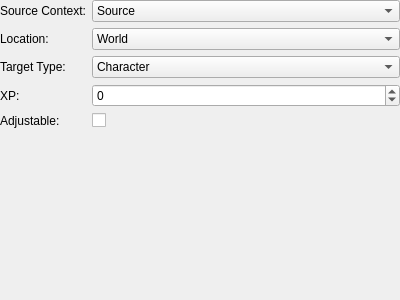
Before: the Qt Designer form tools/cathedral/ui/ActionGrantXP.ui in comphack/comp_hack, drawn with Qt 5.
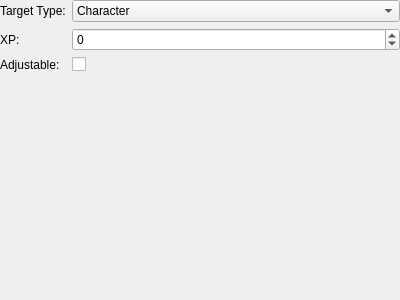
After: the same form once the commit is applied.

Commit message: Minimizing the base action UI

What changed in the file:
```diff
--- a/tools/cathedral/ui/ActionGrantXP.ui
+++ b/tools/cathedral/ui/ActionGrantXP.ui
@@ -29,70 +29,13 @@
       <enum>QFormLayout::AllNonFixedFieldsGrow</enum>
      </property>
      <item row="0" column="0">
-      <widget class="QLabel" name="lblSourceContext">
-       <property name="text">
-        <string>Source Context:</string>
-       </property>
-      </widget>
-     </item>
-     <item row="0" column="1">
-      <widget class="QComboBox" name="sourceContext">
-       <item>
-        <property name="text">
-         <string>Source</string>
-        </property>
-       </item>
-       <item>
-        <property name="text">
-         <string>Party</string>
-        </property>
-       </item>
-       <item>
-        <property name="text">
-         <string>All</string>
-        </property>
-       </item>
-      </widget>
-     </item>
-     <item row="1" column="0">
-      <widget class="QLabel" name="lblLocation">
-       <property name="text">
-        <string>Location:</string>
-       </property>
-      </widget>
-     </item>
-     <item row="1" column="1">
-      <widget class="QComboBox" name="location">
-       <item>
-        <property name="text">
-         <string>World</string>
-        </property>
-       </item>
-       <item>
-        <property name="text">
-         <string>Channel</string>
-        </property>
-       </item>
-       <item>
-        <property name="text">
-         <string>Instance</string>
-        </property>
-       </item>
-       <item>
-        <property name="text">
-         <string>Zone</string>
-        </property>
-       </item>
-      </widget>
-     </item>
-     <item row="2" column="0">
       <widget class="QLabel" name="lblTargetType">
        <property name="text">
         <string>Target Type:</string>
        </property>
       </widget>
      </item>
-     <item row="2" column="1">
+     <item row="0" column="1">
       <widget class="QComboBox" name="targetType">
        <item>
         <property name="text">
@@ -111,14 +54,14 @@
        </item>
       </widget>
      </item>
-     <item row="3" column="0">
+     <item row="1" column="0">
       <widget class="QLabel" name="lblXP">
        <property name="text">
         <string>XP:</string>
        </property>
       </widget>
      </item>
-     <item row="3" column="1">
+     <item row="1" column="1">
       <widget class="QSpinBox" name="xp">
        <property name="minimum">
         <number>-2147483647</number>
@@ -128,14 +71,14 @@
        </property>
       </widget>
      </item>
-     <item row="4" column="0">
+     <item row="2" column="0">
       <widget class="QLabel" name="lblAdjustable">
        <property name="text">
         <string>Adjustable:</string>
        </property>
       </widget>
      </item>
-     <item row="4" column="1">
+     <item row="2" column="1">
       <widget class="QCheckBox" name="adjustable"/>
      </item>
     </layout>
```
The commit also changes 50 other files.
